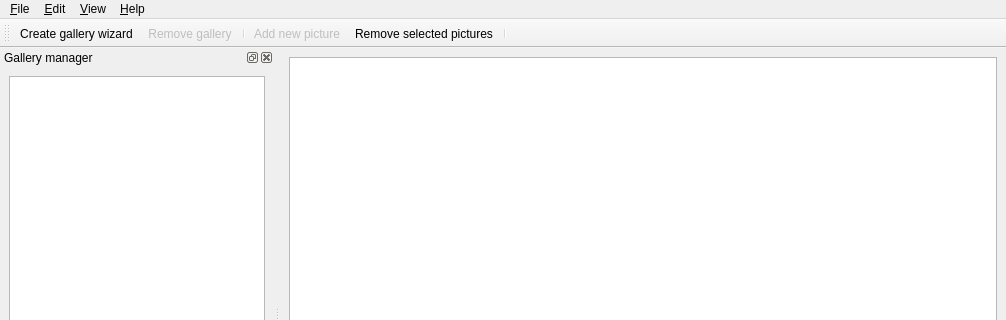
BackupTheBerlios/galerist-svn, file trunk/src/mainwindow.ui: the form before one commit; both pictures show x 0 to 1006 and y 0 to 320 of the 1006 by 605 pixel window.
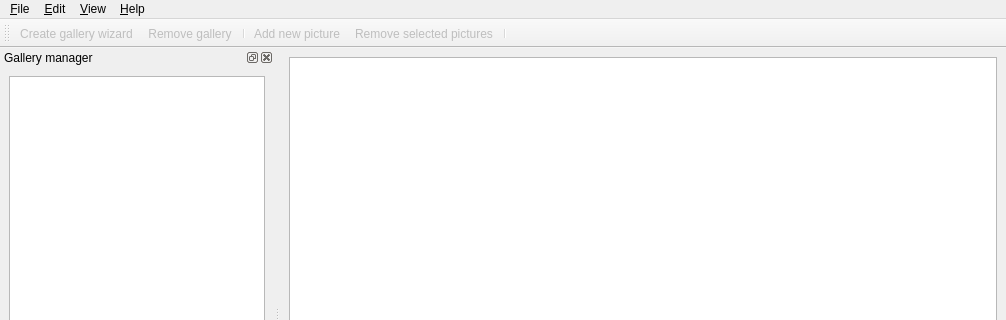
The form after the commit. Icons and pictures are not drawn. Custom widgets are drawn as their Qt base class.

Diff of the .ui file:
```diff
--- a/trunk/src/mainwindow.ui
+++ b/trunk/src/mainwindow.ui
@@ -146,6 +146,9 @@
    </widget>
   </widget>
   <widget class="QToolBar" name="mainBar" >
+   <property name="enabled" >
+    <bool>false</bool>
+   </property>
    <property name="orientation" >
     <enum>Qt::Horizontal</enum>
    </property>
@@ -261,6 +264,9 @@
    </property>
   </action>
   <action name="actionRemove" >
+   <property name="enabled" >
+    <bool>false</bool>
+   </property>
    <property name="icon" >
     <iconset resource="resources.qrc" >:/images/remove.png</iconset>
    </property>
```
Left out of the diff: 61 changed lines with no effect on the pictures.
